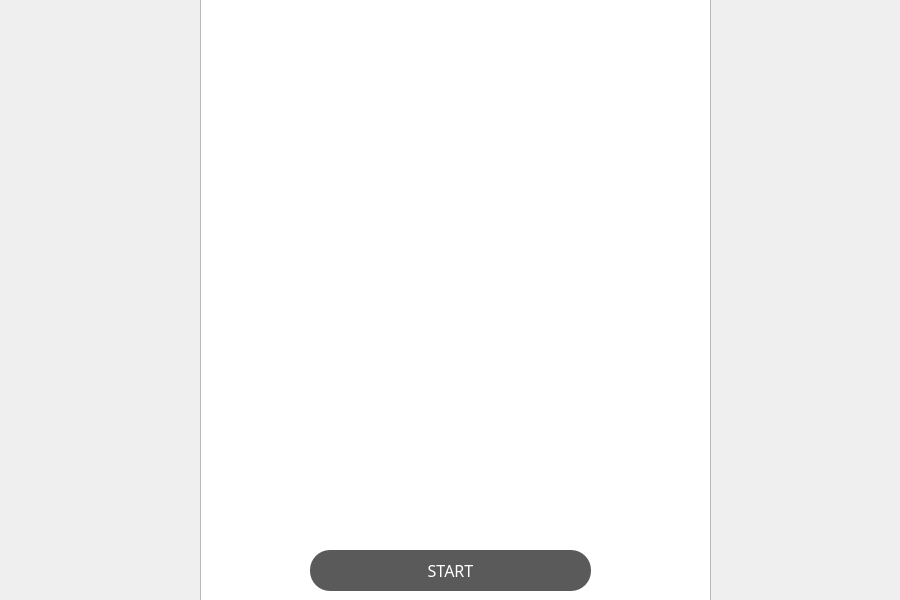
Qt form mainwindow.ui (262094/Financify) before a commit.
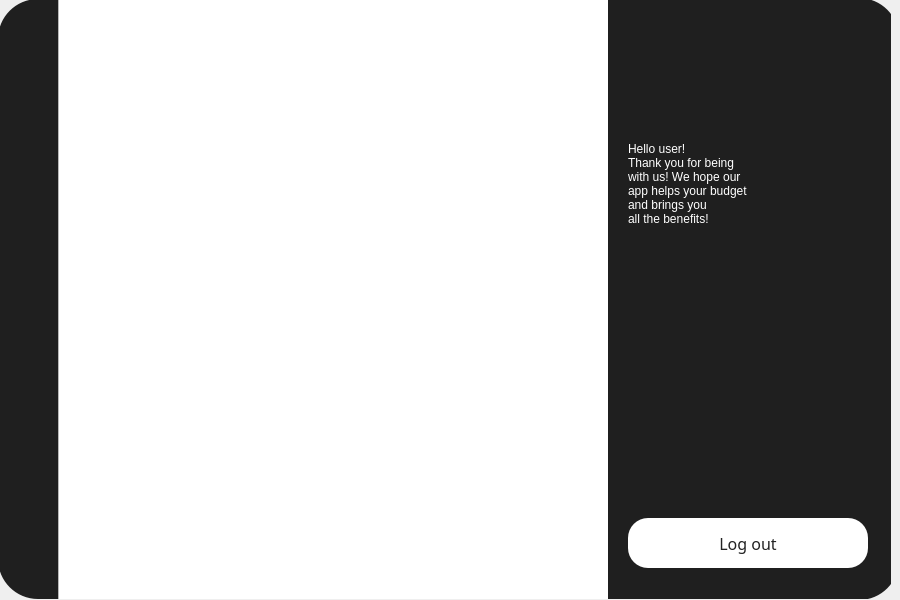
The same form after that commit. The open tabs and pages were chosen to show the change. Icons and pictures are not drawn.

Diff of the .ui file:
```diff
--- a/mainwindow.ui
+++ b/mainwindow.ui
@@ -50,8 +50,8 @@
     <property name="geometry">
      <rect>
       <x>0</x>
-      <y>0</y>
-      <width>900</width>
+      <y>-1</y>
+      <width>891</width>
       <height>600</height>
      </rect>
     </property>
@@ -2186,6 +2186,318 @@
       </widget>
      </widget>
     </widget>
+    <widget class="QWidget" name="userspage">
+     <widget class="QWidget" name="leftMenuWidget_4" native="true">
+      <property name="enabled">
+       <bool>true</bool>
+      </property>
+      <property name="geometry">
+       <rect>
+        <x>-2</x>
+        <y>0</y>
+        <width>60</width>
+        <height>600</height>
+       </rect>
+      </property>
+      <property name="styleSheet">
+       <string notr="true">QWidget#leftMenuWidget_4{
+background-color: rgb(31,31,31);
+border-top-left-radius:40px;
+border-bottom-left-radius:40px;
+}</string>
+      </property>
+      <widget class="QPushButton" name="accountButton_4">
+       <property name="geometry">
+        <rect>
+         <x>16</x>
+         <y>130</y>
+         <width>28</width>
+         <height>28</height>
+        </rect>
+       </property>
+       <property name="styleSheet">
+        <string notr="true">QWidget#accountButton_4{
+image: url(:/new/prefix1/icons//user_clicked.svg);
+border: none;
+outline: none;
+}</string>
+       </property>
+       <property name="text">
+        <string/>
+       </property>
+       <property name="iconSize">
+        <size>
+         <width>20</width>
+         <height>20</height>
+        </size>
+       </property>
+       <property name="checkable">
+        <bool>false</bool>
+       </property>
+       <property name="flat">
+        <bool>true</bool>
+       </property>
+      </widget>
+      <widget class="QPushButton" name="chartButton_4">
+       <property name="enabled">
+        <bool>true</bool>
+       </property>
+       <property name="geometry">
+        <rect>
+         <x>16</x>
+         <y>200</y>
+         <width>28</width>
+         <height>28</height>
+        </rect>
+       </property>
+       <property name="styleSheet">
+        <string notr="true">QWidget#chartButton_4{
+	image: url(:/new/prefix1/icons/pie-chart.svg);
+border: none;
+outline: none;
+}
+</string>
+       </property>
+       <property name="text">
+        <string/>
+       </property>
+       <property name="iconSize">
+        <size>
+         <width>20</width>
+         <height>20</height>
+        </size>
+       </property>
+       <property name="checkable">
+        <bool>false</bool>
+       </property>
+       <property name="checked">
+        <bool>false</bool>
+       </property>
+       <property name="default">
+        <bool>false</bool>
+       </property>
+       <property name="flat">
+        <bool>true</bool>
+       </property>
+      </widget>
+      <widget class="QPushButton" name="homeButton_4">
+       <property name="geometry">
+        <rect>
+         <x>16</x>
+         <y>60</y>
+         <width>28</width>
+         <height>28</height>
+        </rect>
+       </property>
+       <property name="styleSheet">
+        <string notr="true">QWidget#homeButton_4{
+image: url(:/new/prefix1/icons/home.svg);
+border: none;
+outline: none;
+}</string>
+       </property>
+       <property name="text">
+        <string/>
+       </property>
+       <property name="iconSize">
+        <size>
+         <width>20</width>
+         <height>20</height>
+        </size>
+       </property>
+       <property name="checkable">
+        <bool>false</bool>
+       </property>
+       <property name="checked">
+        <bool>false</bool>
+       </property>
+       <property name="default">
+        <bool>false</bool>
+       </property>
+       <property name="flat">
+        <bool>true</bool>
+       </property>
+      </widget>
+     </widget>
+     <widget class="QWidget" name="mainMenuWidget_4" native="true">
+      <property name="geometry">
+       <rect>
+        <x>58</x>
+        <y>0</y>
+        <width>840</width>
+        <height>600</height>
+       </rect>
+      </property>
+      <property name="font">
+       <font>
+        <family>Poppins</family>
+        <pointsize>12</pointsize>
+        <bold>false</bold>
+       </font>
+      </property>
+      <property name="styleSheet">
+       <string notr="true">QWidget#mainMenuWidget_4{
+background-color: rgb(255, 255, 255);
+border-top-right-radius:40px;
+border-bottom-right-radius:40px;
+}
+</string>
+      </property>
+      <widget class="QWidget" name="widget_8" native="true">
+       <property name="geometry">
+        <rect>
+         <x>550</x>
+         <y>-1</y>
+         <width>291</width>
+         <height>602</height>
+        </rect>
+       </property>
+       <property name="styleSheet">
+        <string notr="true">QWidget#widget_8{
+	background-color: rgb(31, 31, 31);
+border-top-right-radius:40px;
+border-bottom-right-radius:40px;
+}
+</string>
+       </property>
+       <widget class="QWidget" name="widget_9" native="true">
+        <property name="geometry">
+         <rect>
+          <x>20</x>
+          <y>0</y>
+          <width>251</width>
+          <height>602</height>
+         </rect>
+        </property>
+        <property name="styleSheet">
+         <string notr="true">QWidget#widget_9{
+	background-color: rgb(31, 31, 31);
+border-top-right-radius:40px;
+border-bottom-right-radius:40px;
+}
+</string>
+        </property>
+        <widget class="QPushButton" name="closeButton_10">
+         <property name="geometry">
+          <rect>
+           <x>200</x>
+           <y>30</y>
+           <width>28</width>
+           <height>28</height>
+          </rect>
+         </property>
+         <property name="styleSheet">
+          <string notr="true">QWidget#closeButton_10{
+	image: url(:/new/prefix1/icons/close_2.png);
+}
+
+QWidget#closeButton_10:hover{
+	image:url(:/new/prefix1/icons/close_pressed.png);
+}
+
+QWidget#closeButton_10:pressed{
+border: none;
+outline: none;
+image:url(:/new/prefix1/icons/close_pressed.png);
+}
+</string>
+         </property>
+         <property name="text">
+          <string/>
+         </property>
+         <property name="iconSize">
+          <size>
+           <width>20</width>
+           <height>20</height>
+          </size>
+         </property>
+         <property name="flat">
+          <bool>true</bool>
+         </property>
+        </widget>
+        <widget class="QPushButton" name="logoutButton_2">
+         <property name="geometry">
+          <rect>
+           <x>0</x>
+           <y>520</y>
+           <width>240</width>
+           <height>50</height>
+          </rect>
+         </property>
+         <property name="font">
+          <font>
+           <family>Poppins</family>
+           <pointsize>12</pointsize>
+           <bold>false</bold>
+          </font>
+         </property>
+         <property name="styleSheet">
+          <string notr="true">QWidget#logoutButton_2{
+	background-color: rgb(255, 255, 255);
+	border-radius:20px;
+border: none;
+outline: none;
+	color: rgb(35,35,35);
+}
+
+QWidget#logoutButton_2:hover{
+	background-color: rgb(170, 170, 170);
+	border-radius:20px;
+	color: rgb(35,35,35);
+border: none;
+outline: none;
+}</string>
+         </property>
+         <property name="text">
+          <string>Log out</string>
+         </property>
+         <property name="flat">
+          <bool>true</bool>
+         </property>
+        </widget>
+        <widget class="QLabel" name="label_2">
+         <property name="geometry">
+          <rect>
+           <x>0</x>
+           <y>60</y>
+           <width>261</width>
+           <height>251</height>
+          </rect>
+         </property>
+         <property name="styleSheet">
+          <string notr="true">font: 18pt &quot;Segoe UI&quot;;
+color: rgb(255, 255, 255);</string>
+         </property>
+         <property name="text">
+          <string>Hello user!
+Thank you for being
+with us! We hope our
+app helps your budget
+and brings you
+all the benefits!</string>
+         </property>
+        </widget>
+       </widget>
+      </widget>
+      <widget class="QGraphicsView" name="graphicsView_2">
+       <property name="geometry">
+        <rect>
+         <x>0</x>
+         <y>0</y>
+         <width>571</width>
+         <height>611</height>
+        </rect>
+       </property>
+       <property name="styleSheet">
+        <string notr="true">background-image: url(:/new/prefix1/icons/graph1.png);</string>
+       </property>
+      </widget>
+      <zorder>graphicsView_2</zorder>
+      <zorder>widget_8</zorder>
+     </widget>
+     <zorder>mainMenuWidget_4</zorder>
+     <zorder>leftMenuWidget_4</zorder>
+    </widget>
     <widget class="QWidget" name="hello_page">
      <widget class="QGraphicsView" name="graphicsView">
       <property name="geometry">
```
Left out of the diff: 65 changed lines with no effect on the pictures.
